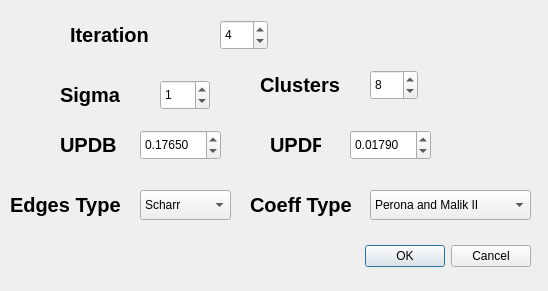
The window that src/UiForm/parameters.ui (Belzico/modelo-anisotropic-diffusion) describes before a commit, drawn with Qt 5.
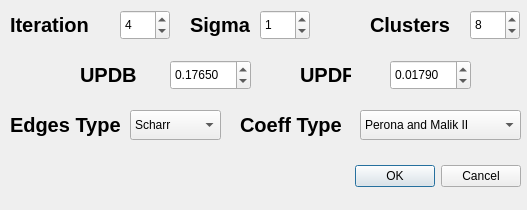
The same window after the commit.

The edit to the form file:
```diff
--- a/src/UiForm/parameters.ui
+++ b/src/UiForm/parameters.ui
@@ -6,8 +6,8 @@
    <rect>
     <x>0</x>
     <y>0</y>
-    <width>548</width>
-    <height>291</height>
+    <width>527</width>
+    <height>210</height>
    </rect>
   </property>
   <property name="windowTitle">
@@ -16,8 +16,8 @@
   <widget class="QDialogButtonBox" name="buttonBox">
    <property name="geometry">
     <rect>
-     <x>360</x>
-     <y>240</y>
+     <x>350</x>
+     <y>160</y>
      <width>171</width>
      <height>32</height>
     </rect>
@@ -32,8 +32,8 @@
   <widget class="QLabel" name="label">
    <property name="geometry">
     <rect>
-     <x>60</x>
-     <y>80</y>
+     <x>190</x>
+     <y>10</y>
      <width>61</width>
      <height>30</height>
     </rect>
@@ -52,8 +52,8 @@
   <widget class="QLabel" name="label_2">
    <property name="geometry">
     <rect>
-     <x>260</x>
-     <y>70</y>
+     <x>370</x>
+     <y>10</y>
      <width>81</width>
      <height>30</height>
     </rect>
@@ -72,8 +72,8 @@
   <widget class="QLabel" name="label_3">
    <property name="geometry">
     <rect>
-     <x>60</x>
-     <y>130</y>
+     <x>80</x>
+     <y>60</y>
      <width>61</width>
      <height>30</height>
     </rect>
@@ -92,8 +92,8 @@
   <widget class="QLabel" name="label_4">
    <property name="geometry">
     <rect>
-     <x>270</x>
-     <y>130</y>
+     <x>300</x>
+     <y>60</y>
      <width>51</width>
      <height>30</height>
     </rect>
@@ -112,8 +112,8 @@
   <widget class="QSpinBox" name="sigmaSpin">
    <property name="geometry">
     <rect>
-     <x>160</x>
-     <y>80</y>
+     <x>260</x>
+     <y>10</y>
      <width>50</width>
      <height>30</height>
     </rect>
@@ -128,9 +128,9 @@
   <widget class="QSpinBox" name="iterationSpin">
    <property name="geometry">
     <rect>
-     <x>220</x>
-     <y>20</y>
-     <width>48</width>
+     <x>120</x>
+     <y>10</y>
+     <width>50</width>
      <height>30</height>
     </rect>
    </property>
@@ -150,8 +150,8 @@
   <widget class="QDoubleSpinBox" name="updbSpin">
    <property name="geometry">
     <rect>
-     <x>140</x>
-     <y>130</y>
+     <x>170</x>
+     <y>60</y>
      <width>81</width>
      <height>30</height>
     </rect>
@@ -166,8 +166,8 @@
   <widget class="QDoubleSpinBox" name="updfSpin">
    <property name="geometry">
     <rect>
-     <x>350</x>
-     <y>130</y>
+     <x>390</x>
+     <y>60</y>
      <width>81</width>
      <height>30</height>
     </rect>
@@ -183,7 +183,7 @@
    <property name="geometry">
     <rect>
      <x>10</x>
-     <y>190</y>
+     <y>110</y>
      <width>111</width>
      <height>30</height>
     </rect>
@@ -202,8 +202,8 @@
   <widget class="QComboBox" name="edgeBox">
    <property name="geometry">
     <rect>
-     <x>140</x>
-     <y>190</y>
+     <x>130</x>
+     <y>110</y>
      <width>91</width>
      <height>30</height>
     </rect>
@@ -227,8 +227,8 @@
   <widget class="QLabel" name="label_7">
    <property name="geometry">
     <rect>
-     <x>70</x>
-     <y>20</y>
+     <x>10</x>
+     <y>10</y>
      <width>91</width>
      <height>30</height>
     </rect>
@@ -247,9 +247,9 @@
   <widget class="QSpinBox" name="clusterSpin">
    <property name="geometry">
     <rect>
-     <x>370</x>
-     <y>70</y>
-     <width>48</width>
+     <x>470</x>
+     <y>10</y>
+     <width>50</width>
      <height>30</height>
     </rect>
    </property>
@@ -266,8 +266,8 @@
   <widget class="QComboBox" name="coeffBox">
    <property name="geometry">
     <rect>
-     <x>370</x>
-     <y>190</y>
+     <x>360</x>
+     <y>110</y>
      <width>161</width>
      <height>30</height>
     </rect>
@@ -296,8 +296,8 @@
   <widget class="QLabel" name="label_8">
    <property name="geometry">
     <rect>
-     <x>250</x>
-     <y>190</y>
+     <x>240</x>
+     <y>110</y>
      <width>111</width>
      <height>30</height>
     </rect>
```
